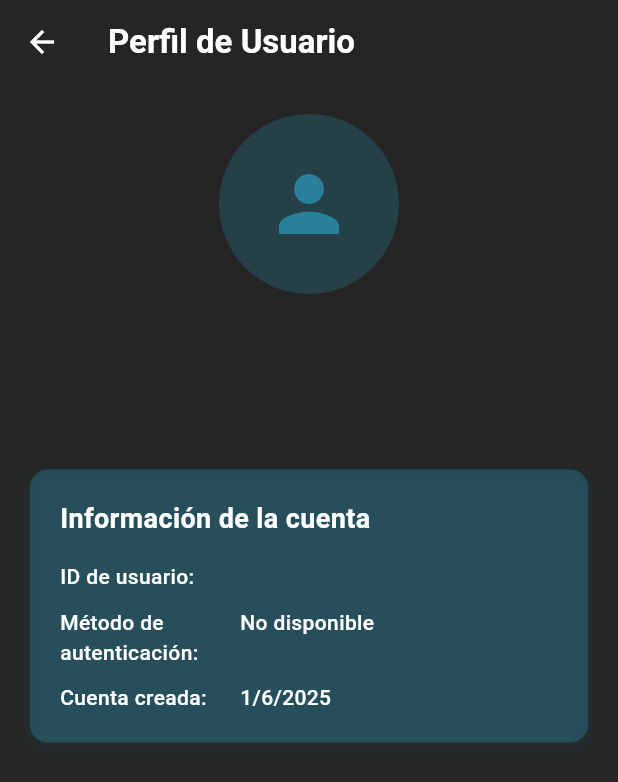
After one commit to Manuelbp717/app_gastos, a Flutter app: the screen it shows after launch, after a tap on "Iniciar sesión", after a tap on the "settings" icon, on a phone screen of 412 x 824 dp. The commit adds this screen. Shown: the top 782 px of the screen. Run offline on Flutter 3.47's test engine with Material 3 defaults, Android fonts, the phone set to English and light mode, and no system bars; our stand-ins replace firebase_auth, firebase_core, fl_chart, font_awesome_flutter, google_sign_in; accounts and stored records are empty.

Commit message:
pagina_main

```diff
--- a/lib/pages/homepage.dart
+++ b/lib/pages/homepage.dart
@@ -1,8 +1,10 @@
 import 'package:aplicacion_gastos_final/utils/constans.dart';
 import 'package:aplicacion_gastos_final/utils/graphic.dart';
 import 'package:aplicacion_gastos_final/utils/lista.dart';
+import 'package:aplicacion_gastos_final/utils/settings.dart';
 import 'package:flutter/material.dart';
 import 'package:font_awesome_flutter/font_awesome_flutter.dart';
+import 'dart:math';
 
 class HomePage extends StatefulWidget {
   const HomePage({super.key});
@@ -13,7 +15,12 @@ class HomePage extends StatefulWidget {
 
 class _HomePageState extends State<HomePage> {
   late PageController _controller;
-  int currentPage = 9;
+  int currentPage = 0;
+
+  List<List<double>> monthlyGraphData = List.generate(
+    12,
+    (_) => List.generate(7, (_) => Random().nextDouble() * 100),
+  );
 
   final List<ExpenseItem> _items = [
     ExpenseItem(
@@ -33,16 +40,24 @@ class _HomePageState extends State<HomePage> {
     );
   }
 
-  Widget _bottomAction(IconData icon) {
+  Widget _bottomAction(
+    IconData icon, {
+    Color color = appPrimaryColor,
+    required VoidCallback onTap,
+  }) {
     return InkWell(
-      child: Padding(padding: const EdgeInsets.all(8.0), child: Icon(icon)),
-      onTap: () {},
+      child: Padding(
+        padding: const EdgeInsets.all(8.0),
+        child: Icon(icon, color: color),
+      ),
+      onTap: onTap,
     );
   }
 
   @override
   Widget build(BuildContext context) {
     return Scaffold(
+      backgroundColor: appBackgroundColor,
       appBar: AppBar(
         backgroundColor: appBackgroundColor,
         elevation: 4.0,
@@ -50,23 +65,61 @@ class _HomePageState extends State<HomePage> {
         flexibleSpace: SafeArea(child: _selector()),
       ),
       bottomNavigationBar: BottomAppBar(
+        color: appPrimaryColor,
         notchMargin: 8.0,
         shape: CircularNotchedRectangle(),
         child: Row(
           mainAxisSize: MainAxisSize.max,
           mainAxisAlignment: MainAxisAlignment.spaceEvenly,
           children: <Widget>[
-            _bottomAction(FontAwesomeIcons.history),
-            _bottomAction(FontAwesomeIcons.chartPie),
-            SizedBox(width: 48.0),
-            _bottomAction(FontAwesomeIcons.wallet),
-            _bottomAction(Icons.settings),
+            _bottomAction(
+              FontAwesomeIcons.history,
+              color: appBackgroundColor,
+              onTap: () {
+                print("Historial pulsado");
+                // Aquí puedes poner la acción que quieras
+              },
+            ),
+            _bottomAction(
+              FontAwesomeIcons.chartPie,
+              color: appBackgroundColor,
+              onTap: () {
+                print("Gráficos pulsado");
+              },
+            ),
+            const SizedBox(width: 40.0),
+            _bottomAction(
+              FontAwesomeIcons.wallet,
+              color: appBackgroundColor,
+              onTap: () {
+                print("Cartera pulsado");
+              },
+            ),
+            _bottomAction(
+              Icons.settings,
+              color: appBackgroundColor,
+              onTap: () {
+                Navigator.pop(context); // Cierra el drawer primero
+
+                // Espera un pequeño momento antes de hacer push
+                Future.delayed(Duration(milliseconds: 300), () {
+                  Navigator.push(
+                    context,
+                    MaterialPageRoute(
+                      builder: (context) => const ProfileScreen(),
+                    ),
+                  );
+                });
+              },
+            ),
           ],
         ),
       ),
+
       floatingActionButtonLocation: FloatingActionButtonLocation.centerDocked,
       floatingActionButton: FloatingActionButton(
-        child: Icon(Icons.add),
+        backgroundColor: appPrimaryColor, // Fondo negro
+        child: Icon(Icons.add, color: appBackgroundColor), // Ícono verde
         onPressed: () async {
           final newItem = await showDialog<ExpenseItem>(
             context: context,
@@ -80,6 +133,7 @@ class _HomePageState extends State<HomePage> {
           }
         },
       ),
+
       body: _body(),
     );
   }
@@ -160,13 +214,19 @@ class _HomePageState extends State<HomePage> {
 
   Widget _body() {
     return SafeArea(
+      child: Container(
+        color: appBackgroundColor, // Fondo negro para todo el cuerpo
         child: Column(
           children: <Widget>[
             _expenses(),
             _graph(),
-          Container(color: appBackgroundColor, height: 24.0),
+            Container(
+              color: appBackgroundColor,
+              height: 24.0,
+            ), // Asegúrate de que appBackgroundColor combine con negro
             _list(),
           ],
+        ),
       ),
     );
   }
@@ -250,7 +310,10 @@ class _HomePageState extends State<HomePage> {
   }
 
   Widget _graph() {
-    return SizedBox(height: 190.0, child: GraphWidget());
+    return Container(
+      height: 250.0,
+      child: GraphWidget(data: monthlyGraphData[currentPage]),
+    );
   }
 
   Widget _item(IconData icon, String name, int percent, double value) {
@@ -294,18 +357,33 @@ class _HomePageState extends State<HomePage> {
 Widget _list() {
   return Expanded(
     child: ListView.separated(
+      padding: const EdgeInsets.only(bottom: 40.0), // Espacio al final
       itemCount: _items.length,
       itemBuilder: (BuildContext context, int index) {
         final item = _items[index];
-          return _item(item.icon, item.name, item.percent, item.value);
+        return Container(
+          decoration: BoxDecoration(
+            border: Border.all(
+              color: appPrimaryColor.withOpacity(0.3),
+              width: 1.0,
+            ),
+            borderRadius: BorderRadius.circular(8.0),
+          ),
+          margin: const EdgeInsets.symmetric(
+            horizontal: 16.0,
+            vertical: 4.0,
+          ),
+          child: _item(item.icon, item.name, item.percent, item.value),
+        );
       },
       separatorBuilder: (BuildContext context, int index) {
         return Container(
-            color: Colors.blueAccent.withOpacity(0.15),
+          color: appBackgroundColor,
           height: 8.0,
         );
       },
     ),
   );
 }
+
 }
--- a/lib/pages/onbording.dart
+++ b/lib/pages/onbording.dart
@@ -28,19 +28,25 @@ class _OnboardingScreenState extends State<OnboardingScreen> {
   // Estructura de datos usando una lista de mapas para almacenar imagen, título y descripción
   final List<Map<String, String>> _onboardingData = [
     {
+      "image": "lib/assets/icon/shopping-bag_743007.png",
+      "title": "Control compras",
+      "description": "Empieza a administrar tus compras para saber cuanto gastas",
+    },
+    {
       "image": "lib/assets/icon/deficit_11689954.png",
       "title": "Control de gastos",
-      "description": "Prueba empezar a saber cuanto gastas.",
+      "description": "Pueba una nueva forma de administrar tus gastos",
     },
     {
       "image": "lib/assets/icon/period_11689989.png",
       "title": "Administra ingresos",
-      "description": "Es fundamental conocer tus ingresos y tener salud financiera.",
+      "description": "Conoce tus gastos y junto a tus ingresos.",
     },
+
     {
       "image": "lib/assets/icon/profit_11690102.png",
       "title": "Analisa y grafica",
-      "description": "Lleva un control extricto y apoya tu futuro.",
+      "description": "Lleva un control, visualiza gastos y apoya tu futuro financiero.",
     },
   ];
 
--- a/lib/utils/constans.dart
+++ b/lib/utils/constans.dart
@@ -3,3 +3,6 @@ import 'package:flutter/material.dart';
 const Color appPrimaryColor = Color(0xFF28809A);
 const Color appBackgroundColor = Color(0xFF252525);
 const Color appText = Color(0xFFFFFFFF);
+
+const double kDefaultPadding = 20.0;
+const double kDefaultBorderRadius = 12.0;
--- a/lib/utils/graphic.dart
+++ b/lib/utils/graphic.dart
@@ -1,39 +1,28 @@
-import 'dart:math';
 import 'package:aplicacion_gastos_final/utils/constans.dart';
 import 'package:flutter/material.dart';
 import 'package:fl_chart/fl_chart.dart';
 
-class GraphWidget extends StatefulWidget {
-  const GraphWidget({super.key});
+class GraphWidget extends StatelessWidget {
+  final List<double> data;
 
-  @override
-  _GraphWidgetState createState() => _GraphWidgetState();
-}
-
-class _GraphWidgetState extends State<GraphWidget> {
-  late List<double> data;
-
-  @override
-  void initState() {
-    super.initState();
-    var r = Random();
-    data = List<double>.generate(30, (i) => r.nextDouble() * 1500);
-  }
+  const GraphWidget({Key? key, required this.data}) : super(key: key);
 
   @override
   Widget build(BuildContext context) {
-    return Padding(
+    return Container(
+      color: appBackgroundColor, // Fondo negro para todo el gráfico
       padding: const EdgeInsets.all(16.0),
       child: LineChart(
         LineChartData(
+          backgroundColor: appBackgroundColor, // Fondo negro dentro del gráfico
           lineTouchData: LineTouchData(
             touchTooltipData: LineTouchTooltipData(
-              tooltipBgColor: Colors.blueAccent,
+              tooltipBgColor: appText.withOpacity(0.2),
               getTooltipItems: (touchedSpots) {
                 return touchedSpots.map((spot) {
                   return LineTooltipItem(
                     'Día ${spot.x.toInt() + 1}\nGasto: \$${spot.y.toStringAsFixed(2)}',
-                    const TextStyle(color: Colors.white),
+                    const TextStyle(color: appText),
                   );
                 }).toList();
               },
@@ -45,7 +34,18 @@ class _GraphWidgetState extends State<GraphWidget> {
               }
             },
           ),
-          gridData: FlGridData(show: true),
+          gridData: FlGridData(
+            show: true,
+            drawVerticalLine: true,
+            getDrawingHorizontalLine: (_) => FlLine(
+              color: Colors.white24,
+              strokeWidth: 1,
+            ),
+            getDrawingVerticalLine: (_) => FlLine(
+              color: Colors.white24,
+              strokeWidth: 1,
+            ),
+          ),
           titlesData: FlTitlesData(
             bottomTitles: AxisTitles(
               sideTitles: SideTitles(
@@ -55,14 +55,24 @@ class _GraphWidgetState extends State<GraphWidget> {
                 getTitlesWidget: (value, meta) {
                   final day = value.toInt() + 1;
                   if ([1, 5, 10, 15, 20, 25, 30].contains(day)) {
-                    return Text(day.toString().padLeft(2, '0'));
+                    return Text(
+                      day.toString().padLeft(2, '0'),
+                      style: const TextStyle(color: appText, fontSize: 12),
+                    );
                   }
                   return const SizedBox.shrink();
                 },
               ),
             ),
             leftTitles: AxisTitles(
-              sideTitles: SideTitles(showTitles: true, interval: 500),
+              sideTitles: SideTitles(
+                showTitles: true,
+                interval: 500,
+                getTitlesWidget: (value, meta) => Text(
+                  "\$${value.toInt()}",
+                  style: const TextStyle(color: appText, fontSize: 12),
+                ),
+              ),
             ),
             rightTitles: AxisTitles(
               sideTitles: SideTitles(showTitles: false),
@@ -71,11 +81,16 @@ class _GraphWidgetState extends State<GraphWidget> {
               sideTitles: SideTitles(showTitles: false),
             ),
           ),
-          borderData: FlBorderData(show: true),
+          borderData: FlBorderData(
+            show: true,
+            border: Border.all(color: Colors.white24),
+          ),
           lineBarsData: [
             LineChartBarData(
-              spots: List.generate(data.length,
-                  (i) => FlSpot(i.toDouble(), data[i])),
+              spots: List.generate(
+                data.length,
+                (i) => FlSpot(i.toDouble(), data[i]),
+              ),
               isCurved: true,
               color: appPrimaryColor,
               barWidth: 3,
--- /dev/null
+++ b/lib/utils/settings.dart
@@ -0,0 +1,187 @@
+import 'package:aplicacion_gastos_final/utils/constans.dart';
+import 'package:flutter/material.dart'; // Proporciona widgets básicos de Flutter
+import 'package:firebase_auth/firebase_auth.dart'; // Para manejo de autenticación con Firebase // Constantes de la aplicación (colores, tamaños, etc.)
+
+/// Clase que representa la pantalla de perfil del usuario
+/// Implementada como StatelessWidget ya que no necesita mantener estado interno
+class ProfileScreen extends StatelessWidget {
+  // Constructor con la clave opcional requerida por el sistema de widgets de Flutter
+  const ProfileScreen({super.key});
+
+  @override
+  Widget build(BuildContext context) {
+    // Obtiene el usuario actual de Firebase Auth (puede ser nulo si no hay sesión)
+    final User? user = FirebaseAuth.instance.currentUser;
+
+    // Estructura principal de la pantalla
+    return Scaffold(
+      // Color de fondo definido en las constantes de la aplicación
+      backgroundColor: appBackgroundColor,
+      // Barra superior de la aplicación
+      appBar: AppBar(
+        backgroundColor: Colors.transparent, // Fondo transparente
+        elevation: 0, // Sin sombra
+        title: const Text(
+          'Perfil de Usuario',
+          style: TextStyle(color: appText, fontWeight: FontWeight.bold),
+        ),
+        // Botón de regreso en la esquina superior izquierda
+        leading: IconButton(
+          icon: const Icon(Icons.arrow_back, color: appText),
+          onPressed:
+              () => Navigator.pop(context), // Regresa a la pantalla anterior
+        ),
+      ),
+      // Contenido principal con scroll para dispositivos pequeños
+      body: SingleChildScrollView(
+        padding: const EdgeInsets.all(
+          kDefaultPadding,
+        ), // Padding definido en constantes
+        child: Column(
+          crossAxisAlignment:
+              CrossAxisAlignment.center, // Centrar contenido horizontalmente
+          children: [
+            // Foto de perfil del usuario
+            CircleAvatar(
+              radius: 60, // Tamaño del círculo
+              backgroundColor: appPrimaryColor.withOpacity(
+                0.3,
+              ), // Color de fondo con transparencia
+              child:
+                  user?.photoURL != null
+                      // Si existe foto de perfil, la muestra
+                      ? ClipOval(
+                        child: Image.network(
+                          user!.photoURL!, // URL de la imagen de perfil
+                          width: 110,
+                          height: 110,
+                          fit:
+                              BoxFit
+                                  .cover, // Ajusta la imagen para cubrir el espacio
+                        ),
+                      )
+                      // Si no hay foto, muestra un ícono genérico
+                      : const Icon(
+                        Icons.person,
+                        size: 60,
+                        color: appPrimaryColor,
+                      ),
+            ),
+            const SizedBox(height: 20), // Espacio vertical
+            // Nombre del usuario
+            Text(
+              user?.displayName ??
+                  'Nombre no proporcionado', // Usa valor predeterminado si es nulo
+              style: const TextStyle(
+                fontSize: 24,
+                fontWeight: FontWeight.bold,
+                color: appText,
+              ),
+            ),
+            const SizedBox(height: 10), // Espacio vertical
+            // Email del usuario
+            Text(
+              user?.email ??
+                  'Email no proporcionado', // Usa valor predeterminado si es nulo
+              style: const TextStyle(fontSize: 16, color: appText),
+            ),
+            const SizedBox(height: 30), // Espacio vertical mayor
+            // Sección de información detallada en un contenedor con estilo
+            Container(
+              width: double.infinity, // Ocupa todo el ancho disponible
+              padding: const EdgeInsets.all(kDefaultPadding),
+              decoration: BoxDecoration(
+                color: appPrimaryColor.withOpacity(0.4), // Fondo blanco
+                borderRadius: BorderRadius.circular(
+                  kDefaultBorderRadius,
+                ), // Bordes redondeados
+                // Sombra suave para efecto de elevación
+                boxShadow: [
+                  BoxShadow(
+                    color: appPrimaryColor.withOpacity(0.1),
+                    spreadRadius: 2,
+                    blurRadius: 8,
+                    offset: const Offset(0, 3), // Desplazamiento hacia abajo
+                  ),
+                ],
+              ),
+              child: Column(
+                crossAxisAlignment:
+                    CrossAxisAlignment
+                        .start, // Alinear contenido a la izquierda
+                children: [
+                  // Título de la sección
+                  const Text(
+                    'Información de la cuenta',
+                    style: TextStyle(
+                      fontSize: 18,
+                      fontWeight: FontWeight.bold,
+                      color: appText,
+                    ),
+                  ),
+                  const SizedBox(height: 15), // Espacio vertical
+                  // ID del usuario (identificador único en Firebase)
+                  _buildInfoRow('ID de usuario:', user?.uid ?? 'No disponible'),
+                  const SizedBox(height: 10),
+
+                  // Proveedor de autenticación (Email, Google, etc.)
+                  _buildInfoRow(
+                    'Método de autenticación:',
+                    user?.providerData.isNotEmpty ?? false
+                        ? user!.providerData[0].providerId
+                            .replaceAll('.com', '') // Elimina el sufijo .com
+                            .capitalize() // Capitaliza la primera letra usando la extensión
+                        : 'No disponible',
+                  ),
+                  const SizedBox(height: 10),
+
+                  // Fecha de creación de la cuenta
+                  _buildInfoRow(
+                    'Cuenta creada:',
+                    user?.metadata.creationTime != null
+                        ? '${user!.metadata.creationTime!.day}/${user.metadata.creationTime!.month}/${user.metadata.creationTime!.year}'
+                        : 'No disponible',
+                  ),
+                ],
+              ),
+            ),
+          ],
+        ),
+      ),
+    );
+  }
+
+  /// Método auxiliar para construir cada fila de información
+  /// Recibe una etiqueta y un valor, y los muestra en formato horizontal
+  Widget _buildInfoRow(String label, String value) {
+    return Row(
+      crossAxisAlignment:
+          CrossAxisAlignment.start, // Alinear al inicio para textos largos
+      children: [
+        // Columna izquierda con ancho fijo para etiquetas
+        SizedBox(
+          width: 120, // Ancho fijo para todas las etiquetas
+          child: Text(
+            label,
+            style: const TextStyle(fontWeight: FontWeight.w500, color: appText),
+          ),
+        ),
+        // Columna derecha expandible para valores
+        Expanded(
+          child: Text(
+            value,
+            style: const TextStyle(fontWeight: FontWeight.w500, color: appText),
+          ),
+        ),
+      ],
+    );
+  }
+}
+
+/// Extensión para agregar funcionalidad a las cadenas de texto
+/// Permite capitalizar la primera letra de una cadena
+extension StringExtension on String {
+  String capitalize() {
+    return "${this[0].toUpperCase()}${substring(1).toLowerCase()}";
+  }
+}
```
Also changed, not shown: lib/assets/icon/shopping-bag_743007.png (added), pubspec.lock. Lines whose indentation alone changed are shown as unchanged.
